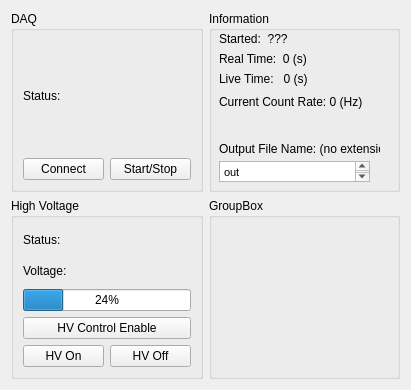
The window that examples/LynxDAQ/src/DAQControlWidget.ui (benyee/grif) describes before a commit, drawn with Qt 5.
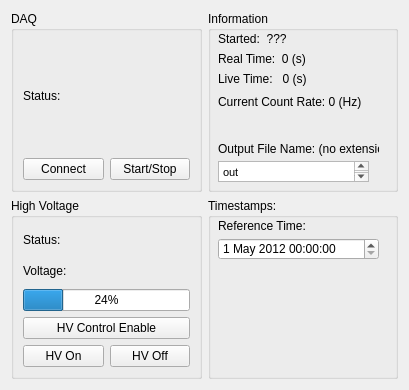
The same window after the commit.

Commit message: Reference time working

The edit to the form file:
```diff
--- a/examples/LynxDAQ/src/DAQControlWidget.ui
+++ b/examples/LynxDAQ/src/DAQControlWidget.ui
@@ -6,7 +6,7 @@
    <rect>
     <x>0</x>
     <y>0</y>
-    <width>411</width>
+    <width>409</width>
     <height>390</height>
    </rect>
   </property>
@@ -110,8 +110,41 @@
       <bool>true</bool>
      </property>
      <property name="title">
-      <string>GroupBox</string>
+      <string>Timestamps:</string>
      </property>
+     <widget class="QDateTimeEdit" name="refTime">
+      <property name="geometry">
+       <rect>
+        <x>10</x>
+        <y>40</y>
+        <width>161</width>
+        <height>22</height>
+       </rect>
+      </property>
+      <property name="dateTime">
+       <datetime>
+        <hour>0</hour>
+        <minute>0</minute>
+        <second>0</second>
+        <year>2012</year>
+        <month>5</month>
+        <day>1</day>
+       </datetime>
+      </property>
+     </widget>
+     <widget class="QLabel" name="label_2">
+      <property name="geometry">
+       <rect>
+        <x>10</x>
+        <y>20</y>
+        <width>171</width>
+        <height>16</height>
+       </rect>
+      </property>
+      <property name="text">
+       <string>Reference Time:</string>
+      </property>
+     </widget>
     </widget>
    </item>
    <item row="1" column="1">
```
The commit also changes 4 other files.
